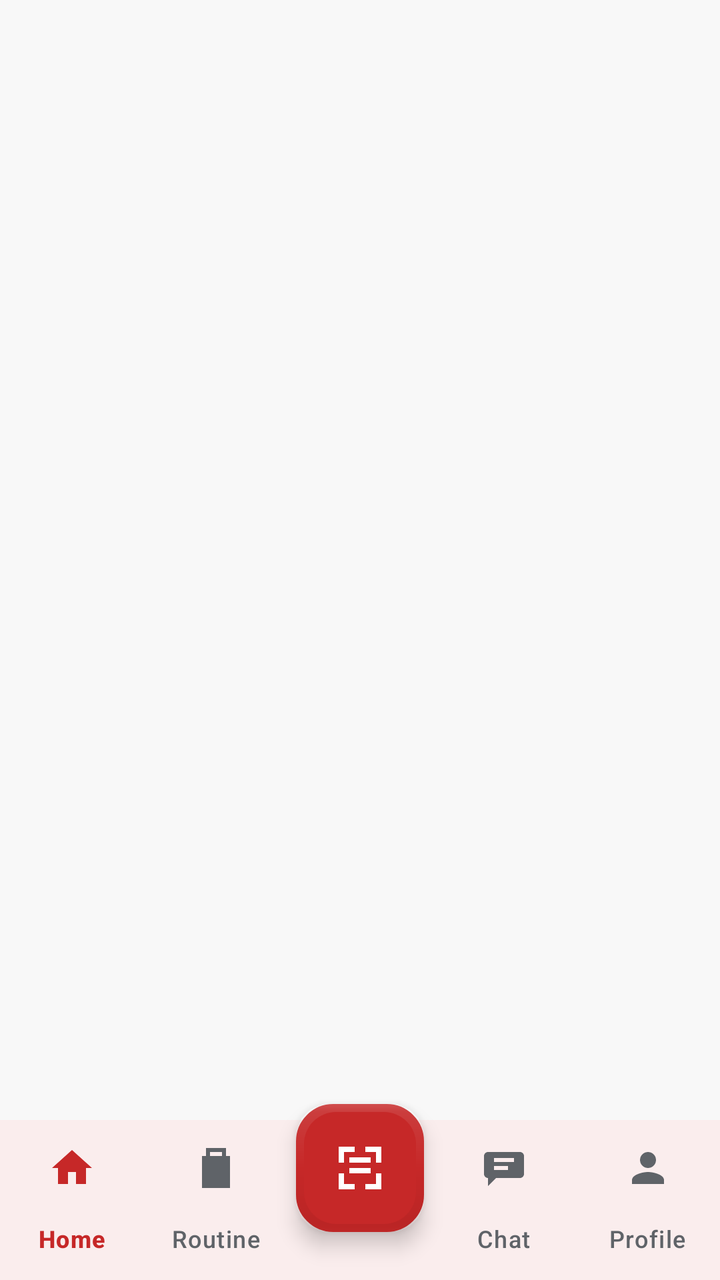
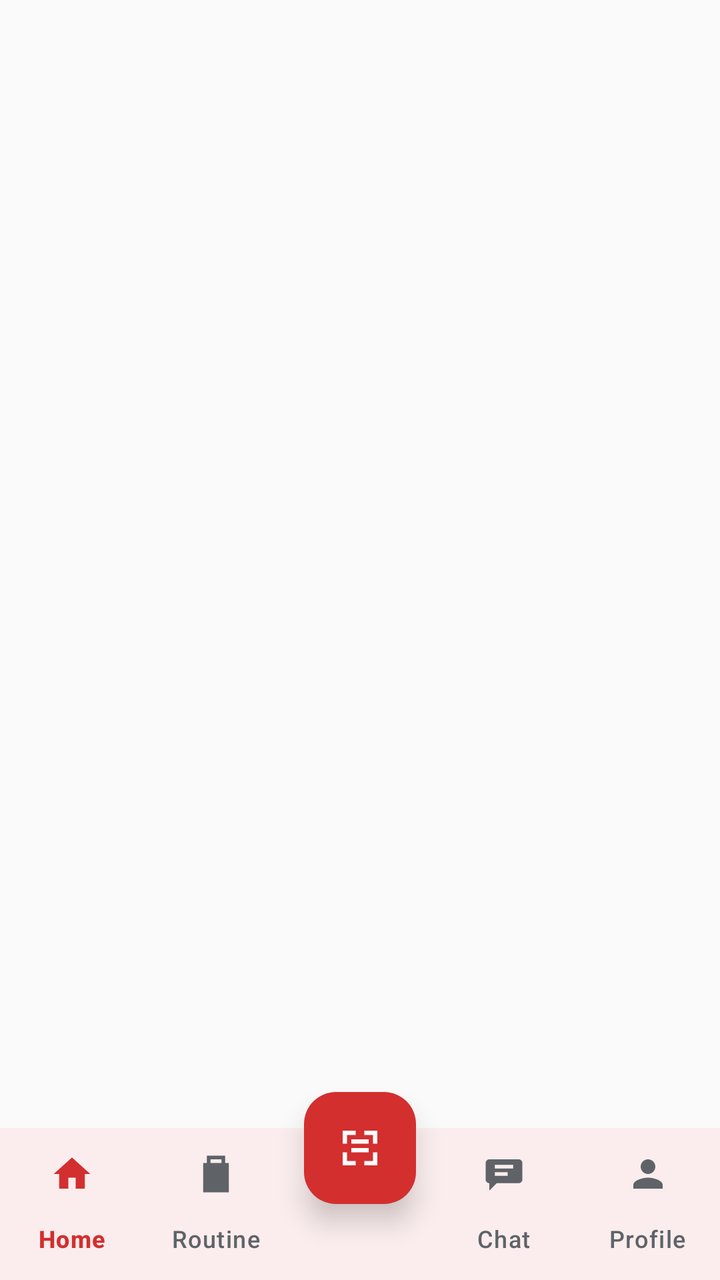

An Android layout rendered at two revisions. The XML below is the earlier revision; the diff shows what the commit changed to produce the second picture.
<!-- AndroidManifest.xml: application theme Theme.TirTirMCommerce -->
<!-- res/layout/activity_main.xml -->
<?xml version="1.0" encoding="utf-8"?>
<androidx.constraintlayout.widget.ConstraintLayout xmlns:android="http://schemas.android.com/apk/res/android"
    xmlns:app="http://schemas.android.com/apk/res-auto"
    xmlns:tools="http://schemas.android.com/tools"
    android:id="@+id/main"
    android:layout_width="match_parent"
    android:layout_height="match_parent"
    tools:context=".MainActivity">

    <FrameLayout
        android:id="@+id/fragmentContainer"
        android:layout_width="0dp"
        android:layout_height="0dp"
        app:layout_constraintBottom_toTopOf="@+id/bottomNavigationView"
        app:layout_constraintEnd_toEndOf="parent"
        app:layout_constraintStart_toStartOf="parent"
        app:layout_constraintTop_toTopOf="parent" />

    <com.google.android.material.bottomnavigation.BottomNavigationView
        android:id="@+id/bottomNavigationView"
        android:layout_width="0dp"
        android:layout_height="wrap_content"
        android:background="@color/tirtir_white"
        app:itemIconTint="@color/bottom_nav_color"
        app:itemTextColor="@color/bottom_nav_color"
        app:itemIconSize="24dp"
        app:itemTextAppearanceInactive="@style/TextAppearance.Material3.LabelMedium"
        app:itemTextAppearanceActive="@style/TextAppearance.Material3.LabelMedium"
        app:labelVisibilityMode="labeled"
        app:itemRippleColor="@color/tirtir_red_surface"
        app:layout_constraintBottom_toBottomOf="parent"
        app:layout_constraintEnd_toEndOf="parent"
        app:layout_constraintStart_toStartOf="parent"
        app:menu="@menu/bottom_nav_menu" />

    <com.google.android.material.floatingactionbutton.FloatingActionButton
        android:id="@+id/fabScan"
        android:layout_width="wrap_content"
        android:layout_height="wrap_content"
        android:src="@drawable/ic_scan"
        app:backgroundTint="@color/tirtir_red_primary"
        app:tint="@color/tirtir_white"
        app:borderWidth="4dp"
        app:maxImageSize="32dp"
        app:fabCustomSize="64dp"
        app:layout_constraintBottom_toBottomOf="parent"
        app:layout_constraintEnd_toEndOf="parent"
        app:layout_constraintStart_toStartOf="parent"
        android:layout_marginBottom="24dp"
        android:contentDescription="Scan" />

</androidx.constraintlayout.widget.ConstraintLayout>
<!-- resources referenced by this layout -->
<resources>
  <color name="tirtir_red_primary">#C62828</color>
  <color name="tirtir_red_surface">#FFEBEE</color>
  <color name="tirtir_white">#FFFFFF</color>
  <!-- drawable ic_scan (drawable) -->
  <vector xmlns:android="http://schemas.android.com/apk/res/android"
      android:width="24dp"
      android:height="24dp"
      android:viewportWidth="24"
      android:viewportHeight="24"
      android:tint="?attr/colorControlNormal">
      <path
          android:fillColor="#FF000000"
          android:pathData="M4,4h6v2H6v4H4V4zM14,4h6v6h-2V6h-4V4zM6,14v4h4v2H4v-6h2zM18,18v-4h2v6h-6v-2h4zM8,8h8v2H8V8zM8,12h8v2H8v-2z" />
  </vector>
  <style name="Theme.TirTirMCommerce" parent="Base.Theme.TirTirMCommerce" />
  <style name="Base.Theme.TirTirMCommerce" parent="Theme.Material3.DayNight.NoActionBar">
          
          <item name="colorPrimary">@color/tirtir_red_primary</item>
          <item name="colorPrimaryDark">@color/tirtir_red_dark</item>
          <item name="colorPrimaryContainer">@color/tirtir_red_surface</item>
  
          
          <item name="colorOnPrimary">@color/tirtir_white</item>
          <item name="colorOnPrimaryContainer">@color/tirtir_red_primary</item>
  
          
          <item name="colorSecondary">@color/tirtir_black</item>
          <item name="colorOnSecondary">@color/tirtir_white</item>
  
          
          <item name="colorSurface">@color/tirtir_white</item>
          <item name="colorOnSurface">@color/tirtir_black</item>
          <item name="colorSurfaceVariant">@color/tirtir_off_white</item>
  
          
          <item name="android:windowBackground">@color/tirtir_off_white</item>
          <item name="android:statusBarColor">@color/tirtir_white</item>
          <item name="android:windowLightStatusBar">true</item>
  
          
          <item name="colorError">@color/tirtir_error</item>
      </style>
  <color name="tirtir_red_dark">#8E0000</color>
  <color name="tirtir_black">#111111</color>
  <color name="tirtir_off_white">#F8F8F8</color>
  <color name="tirtir_error">#D32F2F</color>
</resources>

<!-- the commit's change to res/layout/activity_main.xml (unified diff, before → after) -->
@@ -19,13 +19,13 @@
     <com.google.android.material.bottomnavigation.BottomNavigationView
         android:id="@+id/bottomNavigationView"
         android:layout_width="0dp"
-        android:layout_height="wrap_content"
+        android:layout_height="76dp"
         android:background="@color/tirtir_white"
+        android:elevation="10dp"
         app:itemIconTint="@color/bottom_nav_color"
         app:itemTextColor="@color/bottom_nav_color"
-        app:itemIconSize="24dp"
-        app:itemTextAppearanceInactive="@style/TextAppearance.Material3.LabelMedium"
-        app:itemTextAppearanceActive="@style/TextAppearance.Material3.LabelMedium"
+        app:itemIconSize="22dp"
+        app:itemActiveIndicatorStyle="@style/Widget.Material3.BottomNavigationView.ActiveIndicator"
         app:labelVisibilityMode="labeled"
         app:itemRippleColor="@color/tirtir_red_surface"
         app:layout_constraintBottom_toBottomOf="parent"
@@ -40,13 +40,14 @@
         android:src="@drawable/ic_scan"
         app:backgroundTint="@color/tirtir_red_primary"
         app:tint="@color/tirtir_white"
-        app:borderWidth="4dp"
-        app:maxImageSize="32dp"
-        app:fabCustomSize="64dp"
+        app:borderWidth="0dp"
+        app:elevation="8dp"
+        app:maxImageSize="26dp"
+        app:fabCustomSize="56dp"
         app:layout_constraintBottom_toBottomOf="parent"
         app:layout_constraintEnd_toEndOf="parent"
         app:layout_constraintStart_toStartOf="parent"
-        android:layout_marginBottom="24dp"
+        android:layout_marginBottom="38dp"
         android:contentDescription="Scan" />
 
 </androidx.constraintlayout.widget.ConstraintLayout>
<!-- resource entries referenced after the edit -->
@@ -1,7 +1,7 @@
 <!-- resources referenced by this layout -->
 <resources>
-  <color name="tirtir_red_primary">#C62828</color>
-  <color name="tirtir_red_surface">#FFEBEE</color>
+  <color name="tirtir_red_primary">#D32F2F</color>
+  <color name="tirtir_red_surface">#FFF4F3</color>
   <color name="tirtir_white">#FFFFFF</color>
   <!-- drawable ic_scan (drawable) -->
   <vector xmlns:android="http://schemas.android.com/apk/res/android"
@@ -28,6 +28,8 @@
           
           <item name="colorSecondary">@color/tirtir_black</item>
           <item name="colorOnSecondary">@color/tirtir_white</item>
+          <item name="colorSecondaryContainer">@color/tirtir_red_surface</item>
+          <item name="colorOnSecondaryContainer">@color/tirtir_red_primary</item>
   
           
           <item name="colorSurface">@color/tirtir_white</item>
@@ -42,9 +44,9 @@
           
           <item name="colorError">@color/tirtir_error</item>
       </style>
-  <color name="tirtir_red_dark">#8E0000</color>
+  <color name="tirtir_red_dark">#8B1116</color>
   <color name="tirtir_black">#111111</color>
-  <color name="tirtir_off_white">#F8F8F8</color>
+  <color name="tirtir_off_white">#FAFAFA</color>
   <color name="tirtir_error">#D32F2F</color>
 </resources>
 
